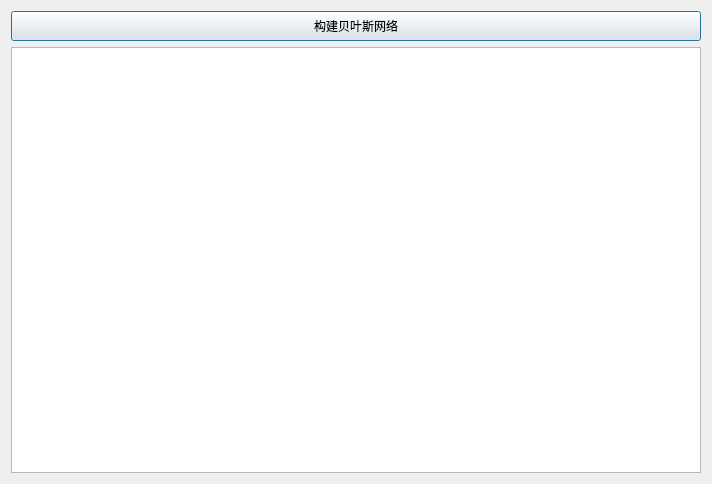
First picture: the form in ui_page/page_3.ui, repository ineed2underfit/pyqt_apriori, before the edit.
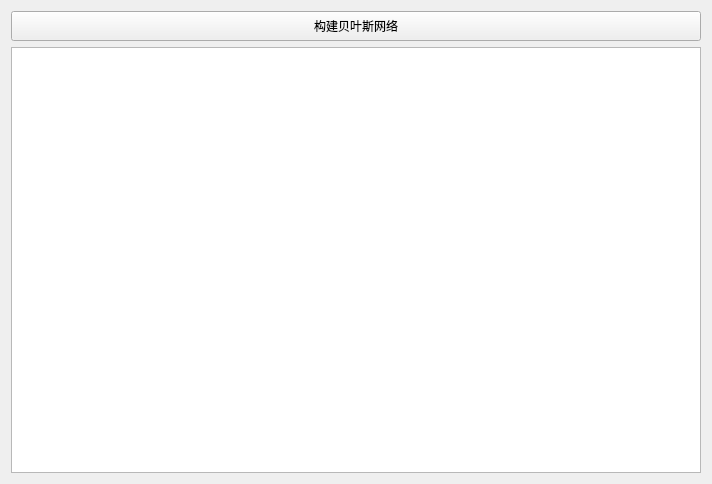
Second picture: the form after the edit.

Commit message: 已完成page_two大致实现规则挖掘的功能以及界面样貌 (未完成规则优化+贝叶斯构建)

```diff
--- a/ui_page/page_3.ui
+++ b/ui_page/page_3.ui
@@ -13,9 +13,13 @@
   <property name="windowTitle">
    <string>Form</string>
   </property>
+  <layout class="QVBoxLayout" name="verticalLayout_2">
+   <item>
   <layout class="QVBoxLayout" name="verticalLayout">
    <item>
-    <widget class="QPushButton" name="pushButton_2">
+      <layout class="QHBoxLayout" name="horizontalLayout">
+       <item>
+        <widget class="QPushButton" name="pushButton">
      <property name="minimumSize">
       <size>
        <width>0</width>
@@ -32,12 +36,16 @@
       <bool>true</bool>
      </property>
      <property name="default">
-      <bool>true</bool>
+          <bool>false</bool>
      </property>
     </widget>
    </item>
+      </layout>
+     </item>
    <item>
-    <widget class="QTextEdit" name="textEdit"/>
+      <widget class="QGraphicsView" name="graphicsView"/>
+     </item>
+    </layout>
    </item>
   </layout>
  </widget>
```
Lines whose indentation alone changed are shown as unchanged. The commit also changes 28 other files.
